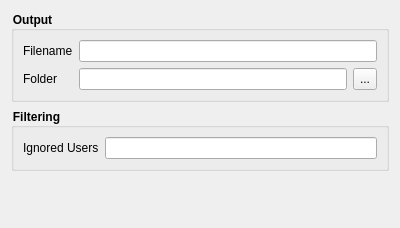
Qt form components/chat_store.ui (edoren/EdoBot) before a commit.
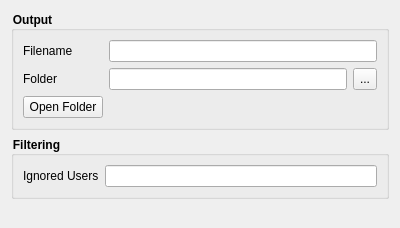
The same form after that commit.

Commit message: Add open folder button to chat store component

Diff of the .ui file:
```diff
--- a/components/chat_store.ui
+++ b/components/chat_store.ui
@@ -70,6 +70,13 @@
         </item>
        </layout>
       </item>
+      <item row="2" column="0">
+       <widget class="QPushButton" name="open_folder_button">
+        <property name="text">
+         <string>Open Folder</string>
+        </property>
+       </widget>
+      </item>
      </layout>
     </widget>
    </item>
```
The commit also changes 1 other file.
